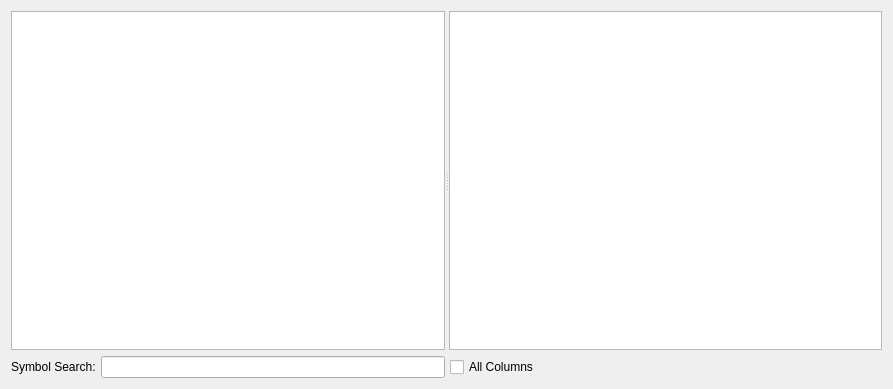
This is src/reference/symbolreferencewidget.ui in GAMS-dev/studio as Qt 5 draws it before an edit. The edited form follows.
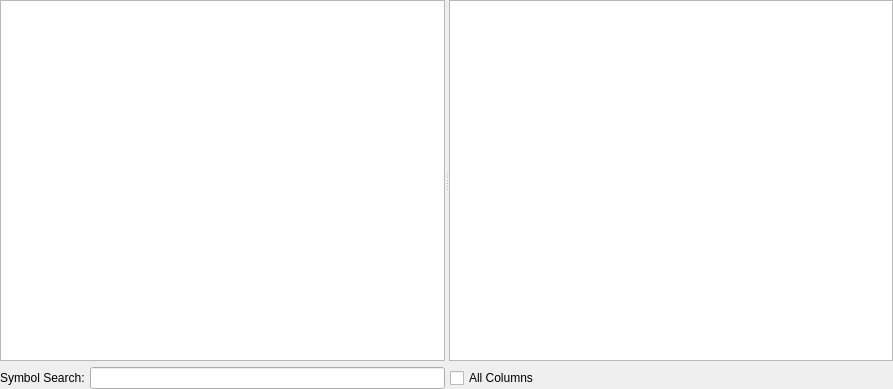
This is the edited form.

Commit message: set layout margin to 0; keep spacing to 6

The edit to the form file:
```diff
--- a/src/reference/symbolreferencewidget.ui
+++ b/src/reference/symbolreferencewidget.ui
@@ -20,6 +20,21 @@
    <string>Form</string>
   </property>
   <layout class="QVBoxLayout" name="verticalLayout">
+   <property name="spacing">
+    <number>6</number>
+   </property>
+   <property name="leftMargin">
+    <number>0</number>
+   </property>
+   <property name="topMargin">
+    <number>0</number>
+   </property>
+   <property name="rightMargin">
+    <number>0</number>
+   </property>
+   <property name="bottomMargin">
+    <number>0</number>
+   </property>
    <item>
     <widget class="QSplitter" name="symbolReferenceSplitter">
      <property name="sizePolicy">
```
